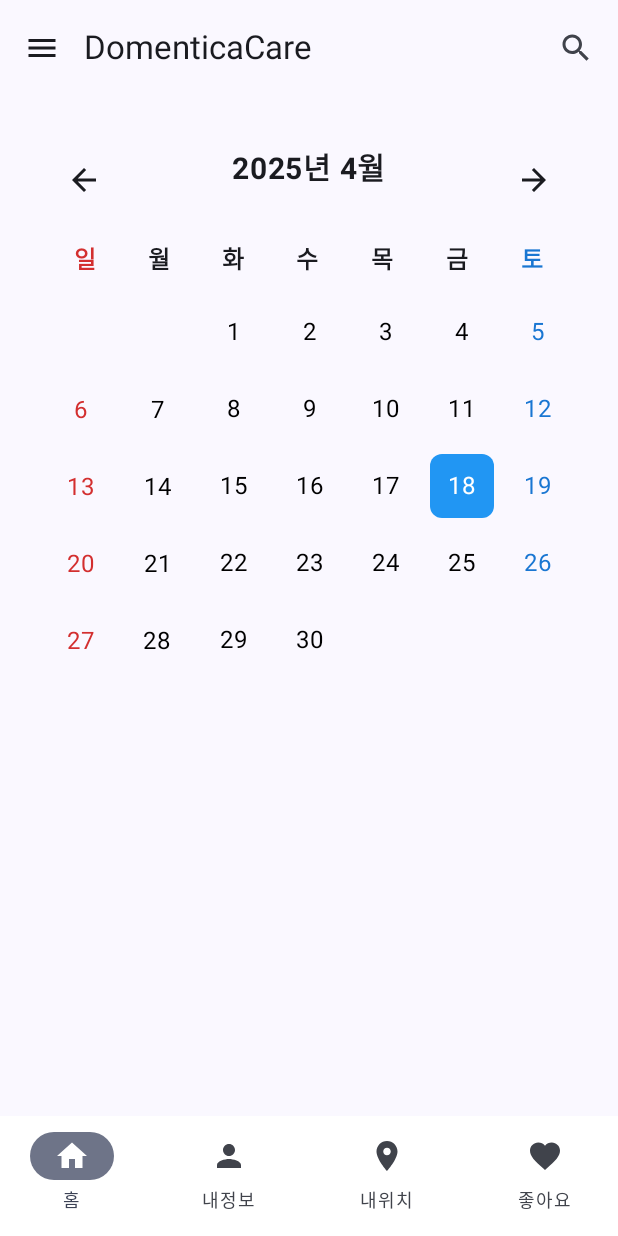
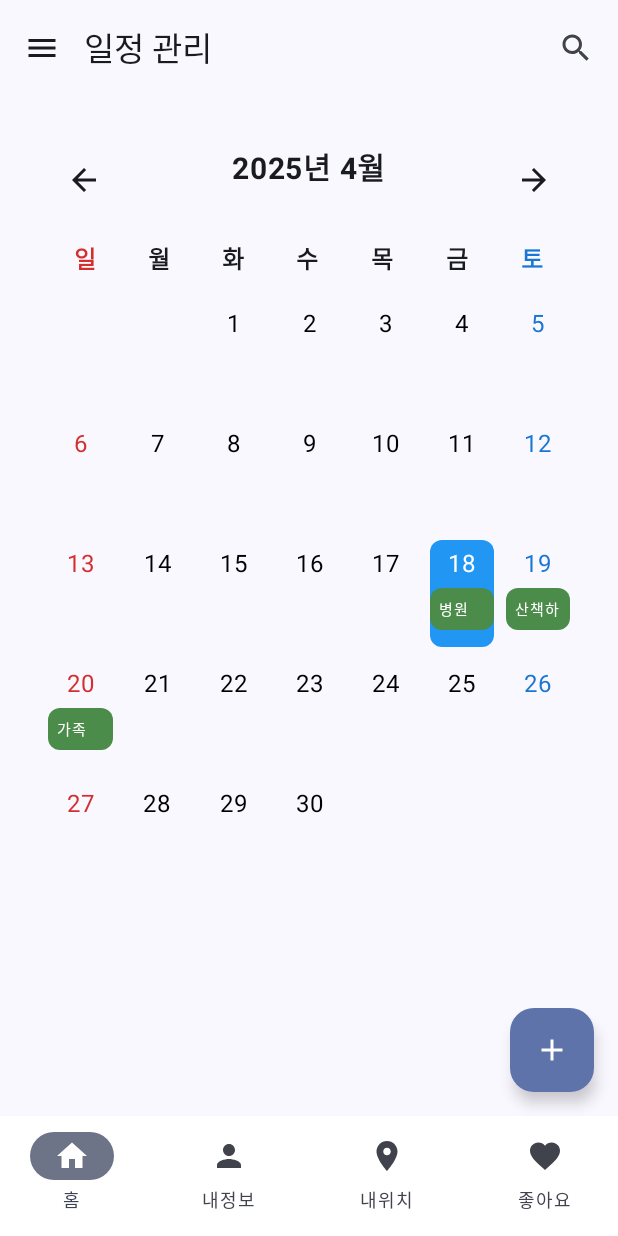
Before and after one commit to DomentiaCare/DomentiaCare, an Android app built with Jetpack Compose: the ScheduleScreen screen opened through its navigation route, on a phone screen of 412 x 824 dp. Run offline under Robolectric (Android 15) with nearby library versions, the phone set to English and light mode, and no system bars; our stand-ins replace Dagger/Hilt's generated code; libraries missing offline, so code that uses them is left out: com.kizitonwose.calendar; 1 statement that could not run was skipped.

Commit message:
달력 일정 생성 하는중

```diff
--- a/app/src/main/java/com/example/domentiacare/MainActivity.kt
+++ b/app/src/main/java/com/example/domentiacare/MainActivity.kt
@@ -18,8 +18,9 @@ import com.example.domentiacare.ui.AppNavHost
 import com.example.domentiacare.ui.screen.home.HomeScreen
 import com.example.domentiacare.ui.screen.login.LoginScreen
 import com.example.domentiacare.ui.theme.DomentiaCareTheme
+import dagger.hilt.android.AndroidEntryPoint
 
-
+@AndroidEntryPoint
 class MainActivity : ComponentActivity() {
 
     private val IS_DEV_MODE = true
--- a/app/src/main/java/com/example/domentiacare/MyApplication.kt
+++ b/app/src/main/java/com/example/domentiacare/MyApplication.kt
@@ -7,8 +7,10 @@ import android.util.Base64
 import android.util.Log
 import com.example.domentiacare.data.local.TokenManager
 import com.kakao.sdk.common.KakaoSdk
+import dagger.hilt.android.HiltAndroidApp
 import java.security.MessageDigest
 
+@HiltAndroidApp
 class MyApplication : Application() {
     override fun onCreate() {
         super.onCreate()
--- /dev/null
+++ b/app/src/main/java/com/example/domentiacare/data/remote/dto/Schedule.kt
@@ -0,0 +1,9 @@
+package com.example.domentiacare.data.remote.dto
+
+import java.time.LocalDate
+
+data class Schedule(
+    val date: LocalDate,
+    val time: String,
+    val content: String
+)
--- a/app/src/main/java/com/example/domentiacare/ui/AppNavHost.kt
+++ b/app/src/main/java/com/example/domentiacare/ui/AppNavHost.kt
@@ -4,6 +4,7 @@ import androidx.compose.runtime.Composable
 import androidx.navigation.compose.NavHost
 import androidx.navigation.compose.composable
 import androidx.navigation.compose.rememberNavController
+import com.example.domentiacare.ui.screen.Schedule.AddScheduleScreen
 import com.example.domentiacare.ui.screen.home.Home
 import com.example.domentiacare.ui.screen.schedule.ScheduleScreen
 
@@ -17,5 +18,9 @@ fun AppNavHost() {
     ) {
         composable("home") { Home(navController) }
         composable("schedule") { ScheduleScreen(navController) }
+        composable("addSchedule/{selectedDate}") { backStackEntry ->
+            val date = backStackEntry.arguments?.getString("selectedDate") ?: ""
+            AddScheduleScreen(navController = navController, selectedDate = date)
+        }
     }
 }
--- a/app/src/main/java/com/example/domentiacare/ui/component/CustomCalendar.kt
+++ b/app/src/main/java/com/example/domentiacare/ui/component/CustomCalendar.kt
@@ -35,6 +35,7 @@ import androidx.compose.ui.text.font.FontWeight
 import androidx.compose.ui.text.style.TextAlign
 import androidx.compose.ui.unit.dp
 import androidx.compose.ui.unit.sp
+import com.example.domentiacare.data.remote.dto.Schedule
 import java.time.DayOfWeek
 import java.time.LocalDate
 import java.time.YearMonth
@@ -42,8 +43,9 @@ import java.time.YearMonth
 @Composable
 fun CustomCalendar(
     modifier: Modifier = Modifier,
-    onDateSelected: (LocalDate) -> Unit = {},
-    holidays: Map<LocalDate, String> = emptyMap()
+    selectedDate: LocalDate,
+    onDateSelected: (LocalDate) -> Unit,
+    schedules: List<Schedule>
 ) {
     val today = LocalDate.now()
     var selectedDate by remember { mutableStateOf(today) }
@@ -109,22 +111,26 @@ fun CustomCalendar(
         // 날짜 그리드
         LazyVerticalGrid(
             columns = GridCells.Fixed(7),
-            modifier = Modifier.fillMaxHeight(),
+            modifier = Modifier
+                .fillMaxHeight() // 달력이 아래까지
+                .weight(1f),
             contentPadding = PaddingValues(vertical = 8.dp),
             verticalArrangement = Arrangement.spacedBy(8.dp),
             horizontalArrangement = Arrangement.spacedBy(8.dp)
         ) {
             items(dates) { date ->
-                val holidayName = holidays[date]
+                val daySchedule = schedules.find { it.date == date }
                 val dayOfWeek = date?.dayOfWeek
                 val textColor = when (dayOfWeek) {
                     DayOfWeek.SUNDAY -> if (date == selectedDate) Color.White else Color(0xFFD32F2F)
                     DayOfWeek.SATURDAY -> if (date == selectedDate) Color.White else Color(0xFF1976D2)
                     else -> if (date == selectedDate) Color.White else Color.Black
                 }
+
                 Box(
                     modifier = Modifier
-                        .aspectRatio(1f)
+                        .fillMaxWidth()
+                        .aspectRatio(0.6f) // ✅ 정사각형보다 세로로 길게
                         .background(
                             color = when {
                                 date == selectedDate -> Color(0xFF2196F3)
@@ -139,22 +145,42 @@ fun CustomCalendar(
                                 onDateSelected(it)
                             }
                         },
-                    contentAlignment = Alignment.Center
+                    contentAlignment = Alignment.TopCenter
                 ) {
-                    Text(
-                        text = date?.dayOfMonth?.toString() ?: "",
-                        color = textColor
-                    )
-                    // ✅ 공휴일 이름 표시
-                    if (holidayName != null) {
+                    Column(
+                        horizontalAlignment = Alignment.CenterHorizontally,
+                        verticalArrangement = Arrangement.Top,
+                        modifier = Modifier.padding(top = 4.dp)
+                    ) {
                         Text(
-                            text = holidayName,
-                            fontSize = 10.sp,
-                            color = Color.Red
+                            text = date?.dayOfMonth?.toString() ?: "",
+                            color = textColor
                         )
+                        Spacer(modifier = Modifier.height(4.dp))
+
+                        // ✅ 일정 있는 경우만 라운드된 박스로 표시
+                        Box(
+                            modifier = Modifier
+                                .background(
+                                    color = if (daySchedule != null) Color(0xFF4C8C4A) else Color.Transparent,
+                                    shape = MaterialTheme.shapes.small // ✅ 둥근 모서리 적용
+                                )
+                                .padding(horizontal = 6.dp, vertical = 2.dp)
+                        ) {
+                            if (daySchedule != null) {
+                                Text(
+                                    text = daySchedule.content,
+                                    fontSize = 10.sp,
+                                    maxLines = 1,
+                                    color = Color.White
+                                )
+                            }
+                        }
                     }
                 }
             }
         }
+
+
     }
 }
--- a/app/src/main/java/com/example/domentiacare/ui/screen/Schedule/ScheduleScreen.kt
+++ b/app/src/main/java/com/example/domentiacare/ui/screen/Schedule/ScheduleScreen.kt
@@ -1,40 +1,62 @@
 package com.example.domentiacare.ui.screen.schedule
 
+import android.util.Log
 import androidx.compose.foundation.layout.Column
 import androidx.compose.foundation.layout.fillMaxSize
 import androidx.compose.foundation.layout.padding
+import androidx.compose.material.icons.Icons
+import androidx.compose.material.icons.filled.Add
 import androidx.compose.material3.DrawerValue
+import androidx.compose.material3.FloatingActionButton
+import androidx.compose.material3.Icon
 import androidx.compose.material3.Scaffold
 import androidx.compose.material3.rememberDrawerState
 import androidx.compose.runtime.Composable
-import androidx.compose.runtime.LaunchedEffect
 import androidx.compose.runtime.getValue
+import androidx.compose.runtime.mutableStateListOf
 import androidx.compose.runtime.mutableStateOf
 import androidx.compose.runtime.remember
 import androidx.compose.runtime.rememberCoroutineScope
 import androidx.compose.runtime.setValue
 import androidx.compose.ui.Modifier
 import androidx.compose.ui.unit.dp
-import androidx.hilt.navigation.compose.hiltViewModel
 import androidx.navigation.NavController
+import com.example.domentiacare.data.remote.dto.Schedule
 import com.example.domentiacare.ui.component.BottomNavBar
 import com.example.domentiacare.ui.component.CustomCalendar
 import com.example.domentiacare.ui.component.TopBar
-import com.example.domentiacare.viewmodel.CalendarViewModel
 import com.kizitonwose.calendar.compose.weekcalendar.rememberWeekCalendarState
 import java.time.DayOfWeek
 import java.time.LocalDate
 
 @Composable
-fun ScheduleScreen(navController: NavController, viewModel: CalendarViewModel = hiltViewModel()) {
-    val holidays = viewModel.holidays
+fun ScheduleScreen(navController: NavController) {
+    Log.d("ScheduleScreen", "화면 시작됨") // ✅ 가장 먼저
+
+    val today = LocalDate.now()
     val currentYear = LocalDate.now().year
     val currentMonth = LocalDate.now().monthValue
 
-    LaunchedEffect(Unit) {
-        viewModel.loadHolidays(currentYear, currentMonth)
+//    val schedules = remember { mutableStateListOf<Schedule>() }
+    val schedules = remember {
+        mutableStateListOf(
+            Schedule(
+                date = today,
+                time = "09:00",
+                content = "병원 예약"
+            ),
+            Schedule(
+                date = today.plusDays(1),
+                time = "15:30",
+                content = "산책하기"
+            ),
+            Schedule(
+                date = today.plusDays(2),
+                time = "11:00",
+                content = "가족 전화"
+            )
+        )
     }
-    val today = LocalDate.now()
 
     //topbar
     val drawerState = rememberDrawerState(DrawerValue.Closed)
@@ -49,21 +71,30 @@ fun ScheduleScreen(navController: NavController, viewModel: CalendarViewModel =
     )
 
     Scaffold(
-        topBar = { TopBar(title = "DomenticaCare", drawerState = drawerState, scope = scope) },
-        bottomBar = { BottomNavBar() }
+        topBar = { TopBar(title = "일정 관리", drawerState = drawerState, scope = scope) },
+        bottomBar = { BottomNavBar() },
+        floatingActionButton = {
+            FloatingActionButton(onClick = {
+                navController.navigate("addSchedule/${selectedDate}"){launchSingleTop = true}
+            }) {
+                Icon(Icons.Default.Add, contentDescription = "일정 추가")
+            }
+        }
     ) { padding ->
         Column(
             modifier = Modifier
+                .fillMaxSize()
                 .padding(padding)
-                .fillMaxSize()
                 .padding(16.dp)
         ) {
             CustomCalendar(
-                holidays = holidays,
-                onDateSelected = { selectedDate ->
-                    // 선택된 날짜 처리
-                    println("선택된 날짜: $selectedDate")
-                }
+                selectedDate = selectedDate,
+                onDateSelected = {
+                    selectedDate = it // ✅ 상태 업데이트
+                    println("선택된 날짜: $it")
+                },
+                schedules = schedules // 전달
+
             )
         }
     }
--- a/app/src/main/java/com/example/domentiacare/viewmodel/CalendarViewModel.kt
+++ /dev/null
@@ -1,27 +0,0 @@
-package com.example.domentiacare.viewmodel
-
-import androidx.compose.runtime.getValue
-import androidx.compose.runtime.mutableStateOf
-import androidx.compose.runtime.setValue
-import androidx.lifecycle.ViewModel
-import androidx.lifecycle.viewModelScope
-import com.example.domentiacare.data.remote.repository.HolidayRepository
-import dagger.hilt.android.lifecycle.HiltViewModel
-import kotlinx.coroutines.launch
-import java.time.LocalDate
-import javax.inject.Inject
-
-@HiltViewModel
-class CalendarViewModel @Inject constructor(
-    private val repository: HolidayRepository
-) : ViewModel() {
-
-    var holidays by mutableStateOf<Map<LocalDate, String>>(emptyMap())
-        private set
-
-    fun loadHolidays(year: Int, month: Int) {
-        viewModelScope.launch {
-            holidays = repository.getHolidays(year, month)
-        }
-    }
-}
--- a/build.gradle.kts
+++ b/build.gradle.kts
@@ -3,4 +3,6 @@ plugins {
     alias(libs.plugins.android.application) apply false
     alias(libs.plugins.kotlin.android) apply false
     alias(libs.plugins.kotlin.compose) apply false
+    id("com.google.dagger.hilt.android") version "2.48" apply false
+
 }
```
Also changed, not shown: app/build.gradle.kts (+8 -0 lines), app/src/main/java/com/example/domentiacare/data/remote/HolidayRetrofitClient.kt (deleted, +0 -19 lines), app/src/main/java/com/example/domentiacare/data/remote/api/HolidayApi.kt (deleted, +0 -14 lines), app/src/main/java/com/example/domentiacare/data/remote/dto/HolidayResponse.kt (deleted, +0 -23 lines), app/src/main/java/com/example/domentiacare/data/remote/repository/HolidayRepository.kt (deleted, +0 -31 lines), app/src/main/java/com/example/domentiacare/ui/component/SimpleDropdown.kt (added, +59 -0 lines), app/src/main/java/com/example/domentiacare/ui/screen/Schedule/AddScheduleScreen.kt (added, +99 -0 lines).
